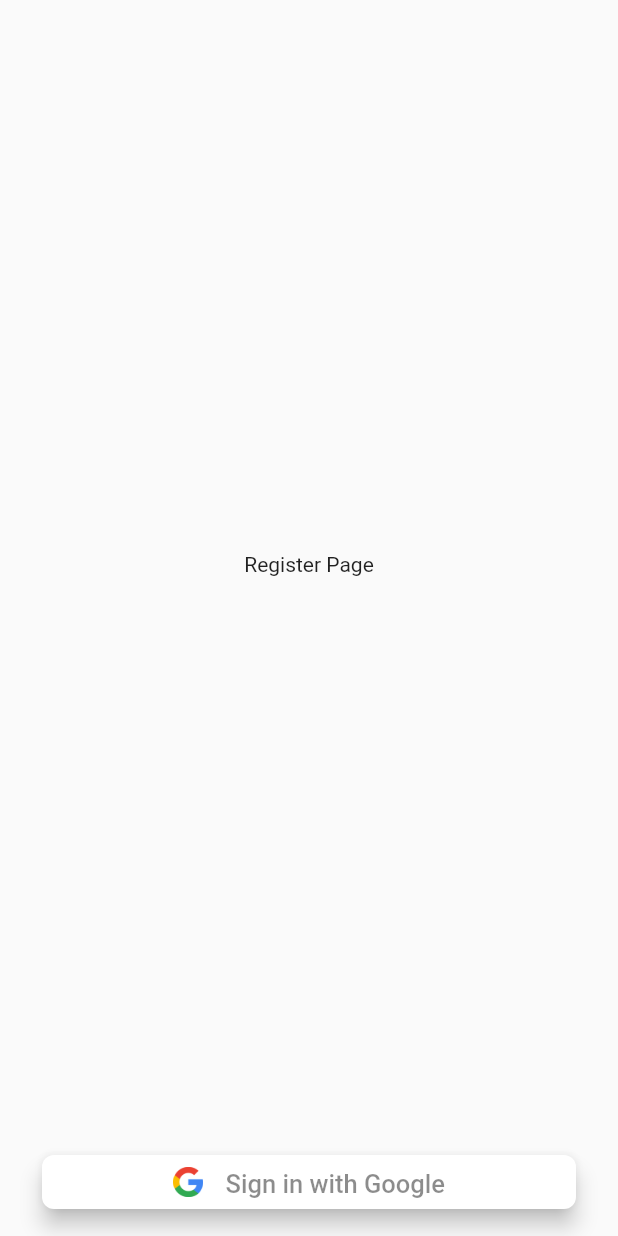
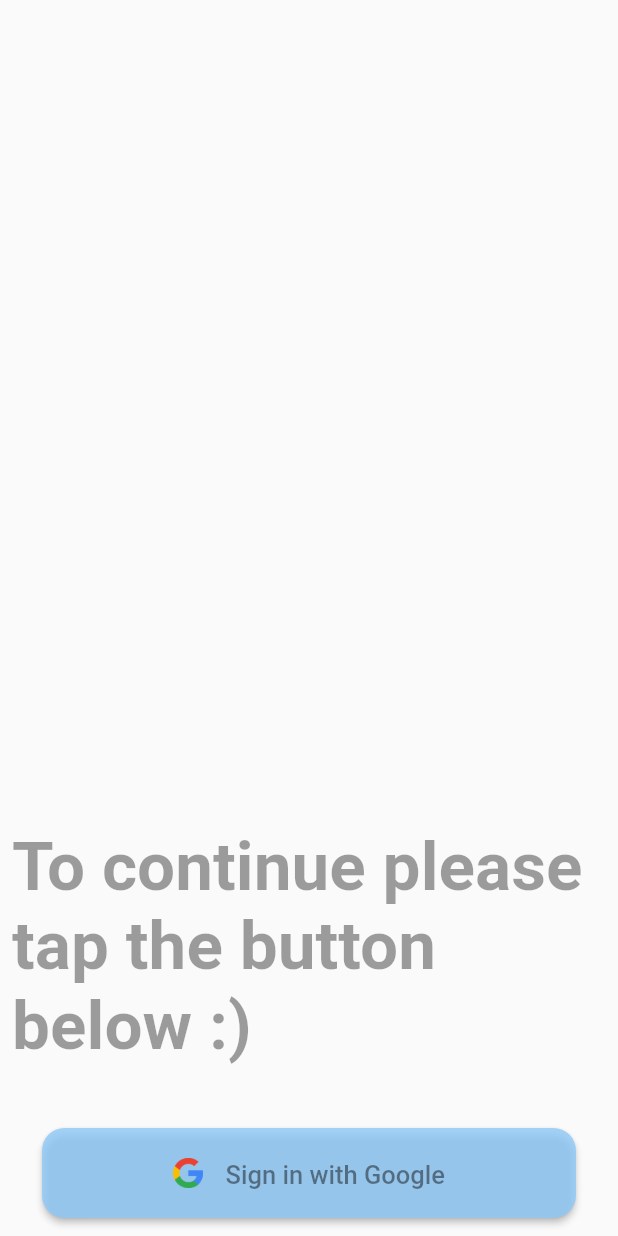
Before and after one commit to tyanochkuby/Wodobro, a Flutter app: the screen it shows after launch, after a tap on "Next", on a phone screen of 412 x 824 dp. Run offline on Flutter 3.47's test engine with Material 2 defaults, Android fonts, the phone set to English and light mode, and no system bars; our stand-ins replace blurrycontainer, cloud_firestore, firebase_auth, firebase_core, flutter_heatmap_calendar, flutter_local_notifications and 14 more; missing offline and left inert: circular_chart_flutter, dart:ffi, workmanager; accounts and stored records are empty; statements that could not run were skipped.

Commit message:
Homepage Viewmodel added, perfomance improved, auth and intro pages were redisigned

```diff
--- a/lib/main.dart
+++ b/lib/main.dart
@@ -34,7 +34,7 @@ void main() async {
       overlays: [SystemUiOverlay.top]);
   await GetStorage.init();
   await Notifications.init();
-  await Workmanager().initialize(callbackDispatcher, isInDebugMode: true);
+  await Workmanager().initialize(callbackDispatcher, isInDebugMode: false);
   setup();
   print('setup done');
   runApp(const Wodobro());
--- a/lib/presentation/auth/auth_page.dart
+++ b/lib/presentation/auth/auth_page.dart
@@ -1,6 +1,7 @@
 import 'package:flutter/material.dart';
 import 'package:go_router/go_router.dart';
 import 'package:wodobro/presentation/widgets/big_bottom_button.dart';
+import 'package:wodobro/presentation/widgets/lava.dart';
 
 class AuthPage extends StatelessWidget {
   const AuthPage({Key? key}) : super(key: key);
@@ -8,17 +9,38 @@ class AuthPage extends StatelessWidget {
   @override
   Widget build(BuildContext context) {
     return Scaffold(
-        body: SafeArea(
+      body: LavaAnimation(
+        color: Color.fromRGBO(142, 201, 249, 1),
+        child: SafeArea(
           child: Center(
             child: Padding(
-          padding: const EdgeInsets.symmetric(horizontal: 40.0, vertical: 30.0),
+              padding:
+                  const EdgeInsets.symmetric(horizontal: 40.0, vertical: 30.0),
               child: Column(
                 children: [
-              Text('Let\'s authenticate',
-                  style: Theme.of(context).textTheme.displayMedium?.copyWith(
+                  Text('Welcome to Wodobro',
+                      style: Theme.of(context)
+                          .textTheme
+                          .displayMedium
+                          ?.copyWith(
+                              color: Colors.black54,
+                              fontWeight: FontWeight.bold)),
+                  SizedBox(height: 26),
+                  Text(
+                      'In order to use this app, you need to sign in with your Google account',
+                      style: Theme.of(context).textTheme.displaySmall?.copyWith(
                           color: Colors.black38, fontWeight: FontWeight.bold)),
                   const SizedBox(height: 26),
-              ElevatedButton(
+                ],
+              ),
+            ),
+          ),
+        ),
+      ),
+      bottomNavigationBar: SafeArea(
+        child: Padding(
+          padding: const EdgeInsets.symmetric(horizontal: 28.0, vertical: 24),
+          child: ElevatedButton(
             style: ElevatedButton.styleFrom(
               padding: const EdgeInsets.all(18),
               shape: RoundedRectangleBorder(
@@ -36,10 +58,8 @@ class AuthPage extends StatelessWidget {
                   ),
             ),
           ),
-            ],
         ),
       ),
-      ),
-    ));
+    );
   }
 }
--- a/lib/presentation/auth/auth_page_2.dart
+++ b/lib/presentation/auth/auth_page_2.dart
@@ -23,14 +23,27 @@ class _RegisterPageState extends State<RegisterPage> {
   Widget build(BuildContext context) {
     return Scaffold(
       body: SafeArea(
-        child: Center(
-          child: Text('Register Page'),
+        child: Align(
+          alignment: Alignment.bottomCenter,
+          child: Padding(
+            padding: const EdgeInsets.only(left: 8.0, bottom: 30),
+            child: Text('To continue please tap the button below :)',
+                style: Theme.of(context).textTheme.displaySmall?.copyWith(
+                    color: Colors.black38, fontWeight: FontWeight.bold)),
+          ),
         ),
       ),
       bottomNavigationBar: SafeArea(
         child: Padding(
           padding: const EdgeInsets.symmetric(horizontal: 28.0, vertical: 12),
           child: ElevatedButton(
+            style: ElevatedButton.styleFrom(
+              backgroundColor: Color.fromRGBO(142, 201, 249, 0.8),
+              padding: const EdgeInsets.all(18),
+              shape: RoundedRectangleBorder(
+                borderRadius: BorderRadius.circular(15.0),
+              ),
+            ),
             onPressed: () async {
               setState(() {});
 
@@ -72,13 +85,6 @@ class _RegisterPageState extends State<RegisterPage> {
                   context.go('/intro/1');
               }
             },
-            style: ButtonStyle(
-              elevation: MaterialStateProperty.all<double>(6.0),
-              shape: MaterialStateProperty.all<RoundedRectangleBorder>(
-                  RoundedRectangleBorder(
-                      borderRadius: BorderRadius.circular(8))),
-              backgroundColor: MaterialStateProperty.all<Color>(Colors.white),
-            ),
             child: Row(
               mainAxisAlignment: MainAxisAlignment.center,
               crossAxisAlignment: CrossAxisAlignment.center,
--- a/lib/presentation/intro/intro_page.dart
+++ b/lib/presentation/intro/intro_page.dart
@@ -28,7 +28,7 @@ class IntroPage1 extends StatelessWidget {
               children: [
                 Text('Wodobro',
                     style: Theme.of(context).textTheme.displayLarge?.copyWith(
-                        color: const Color.fromRGBO(2, 0, 117, 1.0),
+                        color: const Color.fromRGBO(142, 201, 249, 1),
                         fontWeight: FontWeight.bold)),
                 Text('A simply way to track your water intake',
                     style: Theme.of(context)
--- a/lib/presentation/intro/intro_page2_weight.dart
+++ b/lib/presentation/intro/intro_page2_weight.dart
@@ -22,7 +22,7 @@ class _IntroPage2State extends State<IntroPage2> {
   Widget build(BuildContext context) {
     return Scaffold(
       body: LavaAnimation(
-        color: Theme.of(context).colorScheme.primary,
+        color: Color.fromRGBO(142, 201, 249, 1),
         child: SizedBox(
           width: MediaQuery.of(context).size.width,
           height: MediaQuery.of(context).size.height * 0.9,
--- a/lib/presentation/intro/intro_page3_geolocation.dart
+++ b/lib/presentation/intro/intro_page3_geolocation.dart
@@ -17,7 +17,7 @@ class _IntroPage3State extends State<IntroPage3> {
   Widget build(BuildContext context) {
     return Scaffold(
       body: LavaAnimation(
-        color: Theme.of(context).colorScheme.primary,
+        color: Color.fromRGBO(142, 201, 249, 1),
         child: SizedBox(
           width: MediaQuery.of(context).size.width,
           height: MediaQuery.of(context).size.height * 0.9,
--- a/lib/presentation/intro/intro_page4_notifications.dart
+++ b/lib/presentation/intro/intro_page4_notifications.dart
@@ -18,7 +18,7 @@ class IntroPage4 extends StatelessWidget {
   Widget build(BuildContext context) {
     return Scaffold(
       body: LavaAnimation(
-        color: Theme.of(context).colorScheme.primary,
+        color: Color.fromRGBO(142, 201, 249, 1),
         child: SizedBox(
           width: MediaQuery.of(context).size.width,
           height: MediaQuery.of(context).size.height * 0.9,
```
Also changed, not shown: lib/data/diary_repo.dart (+21 -1 lines), lib/domain/diary_controller.dart (+21 -14 lines), lib/domain/hydration_controller.dart (+17 -7 lines), lib/domain/view models/homepage_viewmodel.dart (added, +13 -0 lines), lib/presentation/home_page.dart (+29 -20 lines), lib/presentation/pages/diary.dart (+21 -4 lines), lib/presentation/pages/tips.dart (+36 -8 lines). Lines whose indentation alone changed are shown as unchanged.
